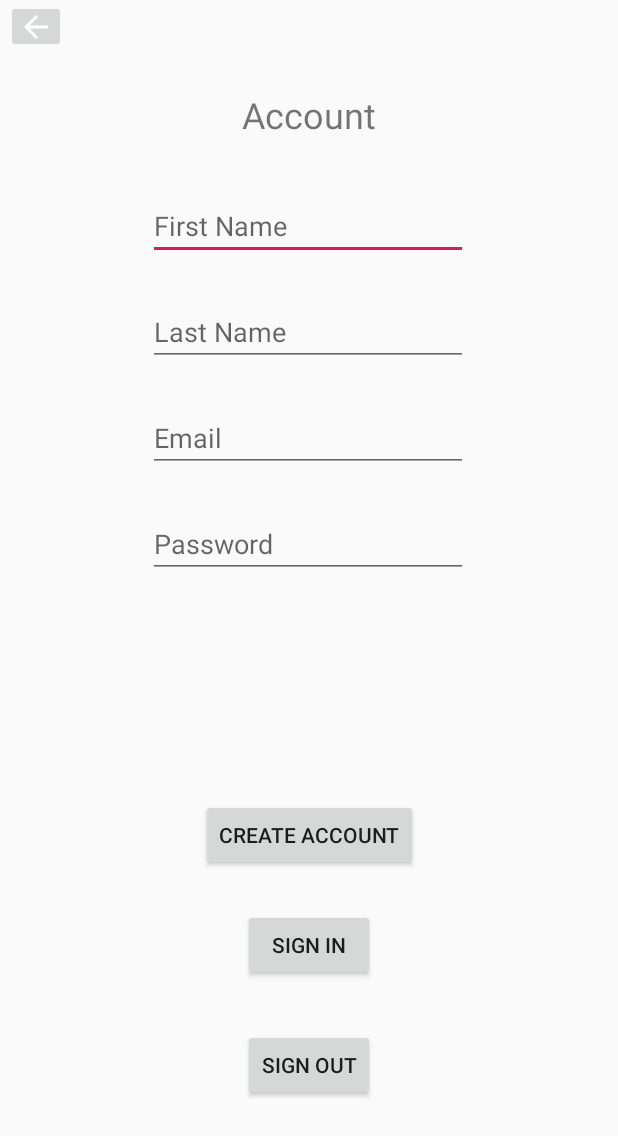
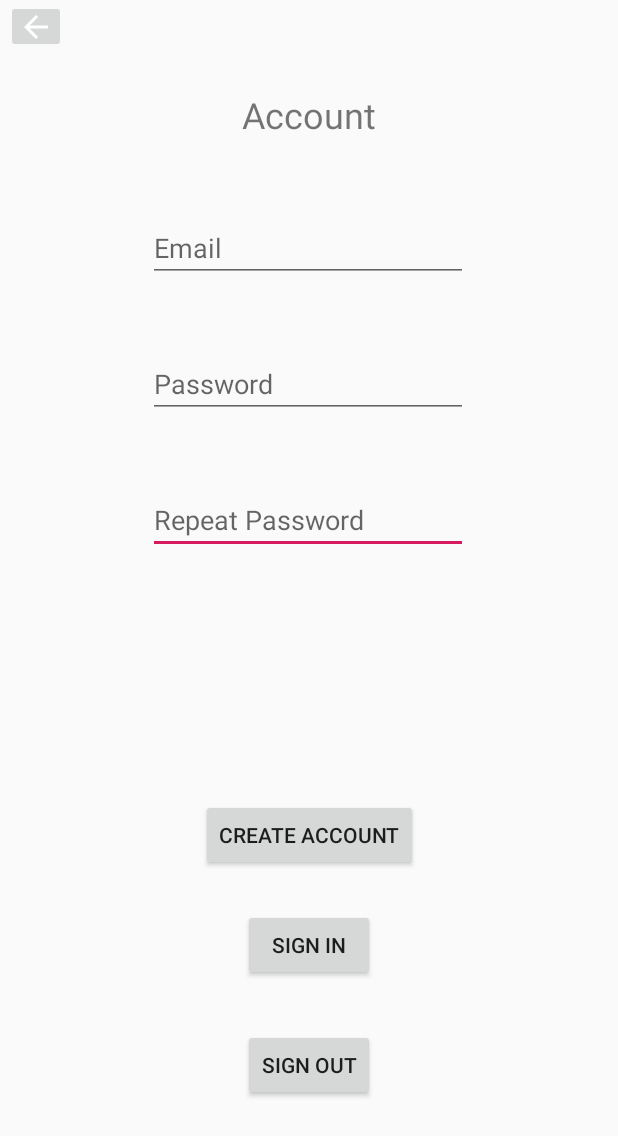
Before and after one commit to group7Mobile/Artemis, an Android app: the AccountPage screen opened directly, with no data from a screen before it, after a tap on "CREATE ACCOUNT", on a phone screen of 412 x 824 dp. Shown: the top 1136 px of the screen. Run offline under Robolectric (Android 15) with nearby library versions, the phone set to English and light mode, and no system bars.

Commit message:
changed account code

```diff
--- a/app/src/main/java/com/example/artemis/AccountDatabaseHelper.java
+++ b/app/src/main/java/com/example/artemis/AccountDatabaseHelper.java
@@ -1,38 +1,50 @@
 package com.example.artemis;
 
+import android.content.ContentValues;
 import android.content.Context;
+import android.database.Cursor;
 import android.database.sqlite.SQLiteDatabase;
 import android.database.sqlite.SQLiteOpenHelper;
 
 public class AccountDatabaseHelper extends SQLiteOpenHelper {
-
-    public static final String DB_NAME = "AccountDatabaseHelper";
-    public static final int DB_VERSION = 1;
-    public static final String TABLE_NAME = "Account_table";
-    public static final String COL1 = "ID";
-    public static final String COL2 = "FirstName";
-    public static final String COL3 = "LastName";
-    public static final String COL4 = "Email";
-    public static final String COL5 = "Password";
-
     public AccountDatabaseHelper(Context context) {
-        super(context, DB_NAME, null, DB_VERSION);
+        super(context, "Login.db", null, 1);
     }
 
     @Override
     public void onCreate(SQLiteDatabase db) {
-        String createTable = "CREATE TABLE " + TABLE_NAME + " (" +
-                COL1 + " INTEGER PRIMARY KEY, " +
-                COL2 + " TEXT, " +
-                COL3 + " TEXT, " +
-                COL4 + " TEXT, " +
-                COL5 + " TEXT);";
-        db.execSQL(createTable);
+        db.execSQL("Create table user(email text primary key, password text)");
     }
 
     @Override
     public void onUpgrade(SQLiteDatabase db, int oldVersion, int newVersion) {
-        db.execSQL("DROP TABLE IF EXISTS " + TABLE_NAME);
-        onCreate(db);
+        db.execSQL("drop table if exists user");
+    }
+
+    //Inserting into database
+    public boolean insert(String email, String password){
+        SQLiteDatabase db = this.getWritableDatabase();
+        ContentValues contentValues = new ContentValues();
+        contentValues.put("email", email);
+        contentValues.put("password", password);
+        long ins = db.insert("user", null, contentValues);
+        if(ins==-1) return false;
+        else return true;
+    }
+
+    //Check if email exists
+    public boolean checkEmail(String email){
+        SQLiteDatabase db = this.getReadableDatabase();
+        Cursor cursor =  db.rawQuery("Select * From user Where email =?", new String[]{email});
+        if(cursor.getCount()>0) return false;
+        else return true;
+    }
+
+    //Check the email and password
+    public boolean emailpassword(String email, String password){
+        SQLiteDatabase db = this.getReadableDatabase();
+        Cursor cursor = db.rawQuery("Select * From user Where email =? And password =?", new String[]{email, password});
+        if(cursor.getCount()>0) return true;
+        else return false;
     }
 }
--- a/app/src/main/java/com/example/artemis/AccountPage.java
+++ b/app/src/main/java/com/example/artemis/AccountPage.java
@@ -15,38 +15,47 @@ import android.widget.Toast;
 
 public class AccountPage extends AppCompatActivity {
 
-    SQLiteOpenHelper openHelper;
-    SQLiteDatabase db;
-    Button reg, sign;
-    EditText _typename, _tame, txt_email, txt_pass;
-
+    EditText e1, e2, e3;
+    Button b1, b2;
+    AccountDatabaseHelper db;
 
     @Override
     protected void onCreate(Bundle savedInstanceState) {
         super.onCreate(savedInstanceState);
         setContentView(R.layout.activity_account);
-        openHelper = new AccountDatabaseHelper(this);
-        reg = (Button) findViewById(R.id.button9);
-        sign = (Button) findViewById(R.id.button35);
-        _typename = (EditText) findViewById(R.id.editText5);
-        _tame = (EditText) findViewById(R.id.editText6);
-        txt_email = (EditText) findViewById(R.id.editText7);
-        txt_pass = (EditText) findViewById(R.id.editText8);
+        e1 = (EditText)findViewById(R.id.editText7);
+        e2 = (EditText)findViewById(R.id.editText8);
+        e3 = (EditText)findViewById(R.id.editText5);
+        b1 = (Button)findViewById(R.id.button9);
+        b2 = (Button)findViewById(R.id.button35);
+        db = new AccountDatabaseHelper(this);
 
-        reg.setOnClickListener(new View.OnClickListener() {
+        b1.setOnClickListener(new View.OnClickListener() {
             @Override
             public void onClick(View v) {
-                db = openHelper.getWritableDatabase();
-                String fname = _typename.getText().toString();
-                String lname = _tame.getText().toString();
-                String email = txt_email.getText().toString();
-                String pass = txt_pass.getText().toString();
-                addData(fname, lname, email, pass);
-                Toast.makeText(getApplicationContext(), "Account Created", Toast.LENGTH_LONG).show();
+                String s1 = e1.getText().toString();
+                String s2 = e2.getText().toString();
+                String s3 = e3.getText().toString();
+                if (s1.equals("") || s2.equals("") || s3.equals("")) {
+                    Toast.makeText(getApplicationContext(), "Fields are empty", Toast.LENGTH_SHORT).show();
+                } else {
+                    if (s2.equals(s3)) {
+                        Boolean checkEmail = db.checkEmail(s1);
+                        if (checkEmail == true) {
+                            Boolean insert = db.insert(s1, s2);
+                            if (insert == true) {
+                                Toast.makeText(getApplicationContext(), "Registered Successfully", Toast.LENGTH_SHORT).show();
+                            }
+                        } else {
+                            Toast.makeText(getApplicationContext(), "Email already exists", Toast.LENGTH_SHORT).show();
+                        }
+                    }
+                    Toast.makeText(getApplicationContext(), "Password do not match", Toast.LENGTH_SHORT).show();
+                }
             }
         });
 
-        sign.setOnClickListener(new View.OnClickListener() {
+        b2.setOnClickListener(new View.OnClickListener() {
             @Override
             public void onClick(View v) {
                 Intent intent = new Intent(AccountPage.this, Account_Login.class);
@@ -55,15 +64,6 @@ public class AccountPage extends AppCompatActivity {
         });
     }
 
-    public void addData(String fname, String lname, String email, String pass) {
-        ContentValues contentValues = new ContentValues();
-        contentValues.put(AccountDatabaseHelper.COL2, fname);
-        contentValues.put(AccountDatabaseHelper.COL3, lname);
-        contentValues.put(AccountDatabaseHelper.COL4, email);
-        contentValues.put(AccountDatabaseHelper.COL5, pass);
-        long id = db.insert(AccountDatabaseHelper.TABLE_NAME, null, contentValues);
-
-    }
 
     public void mainPage(View v) {
         finish();
--- a/app/src/main/res/layout/activity_account.xml
+++ b/app/src/main/res/layout/activity_account.xml
@@ -5,6 +5,19 @@
     android:layout_width="match_parent"
     android:layout_height="match_parent"
     tools:context=".AccountPage">
+
+    <EditText
+        android:id="@+id/editText5"
+        android:layout_width="wrap_content"
+        android:layout_height="wrap_content"
+        android:layout_marginTop="45dp"
+        android:layout_marginEnd="100dp"
+        android:layout_marginRight="100dp"
+        android:ems="10"
+        android:hint="Repeat Password"
+        android:inputType="textPersonName"
+        app:layout_constraintEnd_toEndOf="parent"
+        app:layout_constraintTop_toBottomOf="@+id/editText8" />
 
     <ImageButton
         android:id="@+id/imageButton9"
@@ -69,49 +82,23 @@
         app:layout_constraintStart_toStartOf="parent" />
 
     <EditText
-        android:id="@+id/editText5"
-        android:layout_width="wrap_content"
-        android:layout_height="wrap_content"
-        android:layout_marginTop="35dp"
-        android:layout_marginEnd="100dp"
-        android:layout_marginRight="100dp"
-        android:ems="10"
-        android:hint="First Name"
-        android:inputType="textPersonName"
-        app:layout_constraintEnd_toEndOf="parent"
-        app:layout_constraintTop_toBottomOf="@+id/textView31" />
-
-    <EditText
-        android:id="@+id/editText6"
-        android:layout_width="wrap_content"
-        android:layout_height="wrap_content"
-        android:layout_marginTop="25dp"
-        android:layout_marginEnd="100dp"
-        android:layout_marginRight="100dp"
-        android:ems="10"
-        android:hint="Last Name"
-        android:inputType="textPersonName"
-        app:layout_constraintEnd_toEndOf="parent"
-        app:layout_constraintTop_toBottomOf="@+id/editText5" />
-
-    <EditText
         android:id="@+id/editText7"
         android:layout_width="wrap_content"
         android:layout_height="wrap_content"
-        android:layout_marginTop="25dp"
+        android:layout_marginTop="50dp"
         android:layout_marginEnd="100dp"
         android:layout_marginRight="100dp"
         android:ems="10"
         android:hint="@string/email"
         android:inputType="textPersonName"
         app:layout_constraintEnd_toEndOf="parent"
-        app:layout_constraintTop_toBottomOf="@+id/editText6" />
+        app:layout_constraintTop_toBottomOf="@+id/textView31" />
 
     <EditText
         android:id="@+id/editText8"
         android:layout_width="wrap_content"
         android:layout_height="wrap_content"
-        android:layout_marginTop="25dp"
+        android:layout_marginTop="45dp"
         android:layout_marginEnd="100dp"
         android:layout_marginRight="100dp"
         android:ems="10"
```
Also changed, not shown: app/src/main/java/com/example/artemis/Account_Login.java (+17 -24 lines).
